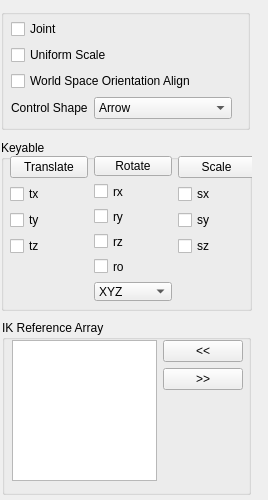
This is scripts/mgear/maya/shifter/component/control_01/settingsUI.ui in mgear-dev/mgear_dist as Qt 5 draws it before an edit. The edited form follows.
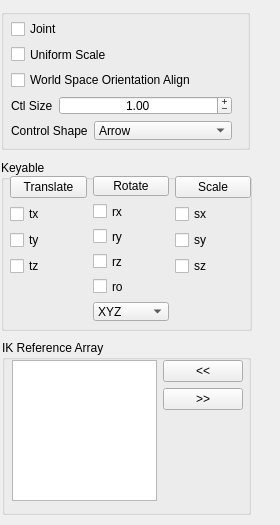
This is the edited form.

Diff of the .ui file:
```diff
--- a/scripts/mgear/maya/shifter/component/control_01/settingsUI.ui
+++ b/scripts/mgear/maya/shifter/component/control_01/settingsUI.ui
@@ -6,8 +6,8 @@
    <rect>
     <x>0</x>
     <y>0</y>
-    <width>268</width>
-    <height>500</height>
+    <width>280</width>
+    <height>525</height>
    </rect>
   </property>
   <property name="windowTitle">
@@ -17,7 +17,7 @@
    <property name="geometry">
     <rect>
      <x>2</x>
-     <y>320</y>
+     <y>340</y>
      <width>249</width>
      <height>175</height>
     </rect>
@@ -101,7 +101,7 @@
      <x>1</x>
      <y>9</y>
      <width>249</width>
-     <height>121</height>
+     <height>141</height>
     </rect>
    </property>
    <property name="title">
@@ -113,7 +113,7 @@
       <x>10</x>
       <y>10</y>
       <width>221</width>
-      <height>101</height>
+      <height>121</height>
      </rect>
     </property>
     <layout class="QVBoxLayout" name="verticalLayout_4">
@@ -138,6 +138,45 @@
        </property>
       </widget>
      </item>
+     <item>
+      <layout class="QHBoxLayout" name="horizontalLayout_3">
+       <item>
+        <widget class="QLabel" name="ctlSize_label">
+         <property name="text">
+          <string>Ctl Size</string>
+         </property>
+        </widget>
+       </item>
+       <item>
+        <widget class="QDoubleSpinBox" name="ctlSize_doubleSpinBox">
+         <property name="sizePolicy">
+          <sizepolicy hsizetype="Expanding" vsizetype="Fixed">
+           <horstretch>0</horstretch>
+           <verstretch>0</verstretch>
+          </sizepolicy>
+         </property>
+         <property name="wrapping">
+          <bool>false</bool>
+         </property>
+         <property name="alignment">
+          <set>Qt::AlignCenter</set>
+         </property>
+         <property name="buttonSymbols">
+          <enum>QAbstractSpinBox::PlusMinus</enum>
+         </property>
+         <property name="minimum">
+          <double>0.010000000000000</double>
+         </property>
+         <property name="maximum">
+          <double>200.000000000000000</double>
+         </property>
+         <property name="value">
+          <double>1.000000000000000</double>
+         </property>
+        </widget>
+       </item>
+      </layout>
+     </item>
      <item>
       <layout class="QHBoxLayout" name="horizontalLayout_2">
        <item>
@@ -236,7 +275,7 @@
    <property name="geometry">
     <rect>
      <x>1</x>
-     <y>140</y>
+     <y>160</y>
      <width>251</width>
      <height>171</height>
     </rect>
@@ -249,7 +288,7 @@
      <rect>
       <x>9</x>
       <y>16</y>
-      <width>245</width>
+      <width>241</width>
       <height>145</height>
      </rect>
     </property>
```
